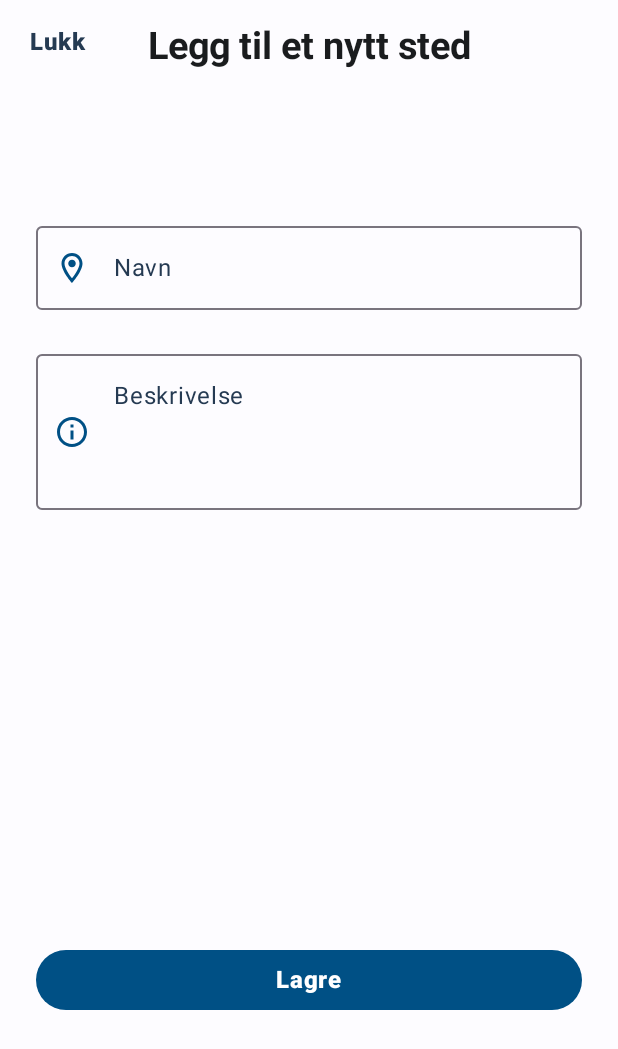
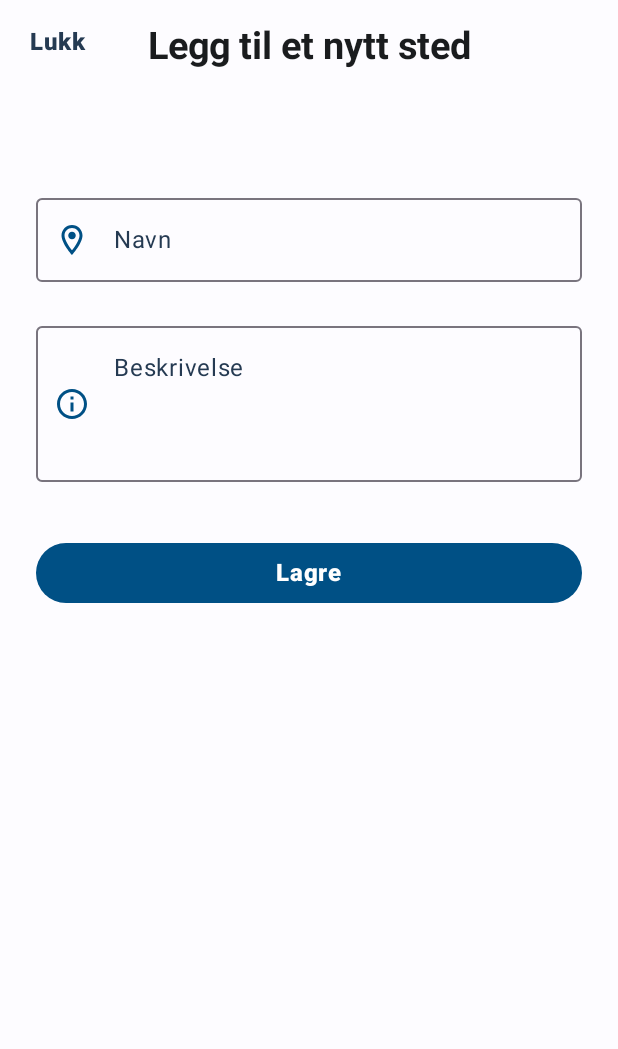
Before and after one commit to magnuskvandal/DAVE3600_Apputvikling, an Android app built with Jetpack Compose: the composable AddPlaceSheet called with empty values, on a phone screen of 412 x 824 dp. Shown: the top 1049 px of the screen. Run offline under Robolectric (Android 15) with nearby library versions, the phone set to English and light mode, and no system bars; 1 statement that could not run was skipped.

Commit message:
La til mulighet for å scrolle i AddPlaceSheet og PlaceDetailsSheet

```diff
--- a/Mappe3/app/src/main/java/com/example/mittKart_s356228/ui/components/AddPlaceSheet.kt
+++ b/Mappe3/app/src/main/java/com/example/mittKart_s356228/ui/components/AddPlaceSheet.kt
@@ -9,6 +9,8 @@ import androidx.compose.foundation.layout.fillMaxHeight
 import androidx.compose.foundation.layout.fillMaxWidth
 import androidx.compose.foundation.layout.height
 import androidx.compose.foundation.layout.padding
+import androidx.compose.foundation.rememberScrollState
+import androidx.compose.foundation.verticalScroll
 import androidx.compose.material.icons.Icons
 import androidx.compose.material.icons.outlined.Cancel
 import androidx.compose.material.icons.outlined.Info
@@ -42,6 +44,9 @@ fun AddPlaceSheet(
     hasAttemptedSave: Boolean,
     modifier: Modifier = Modifier,
 ){
+
+    val scrollState = rememberScrollState()
+
     Box(
         modifier = modifier
             .fillMaxWidth()
@@ -75,11 +80,12 @@ fun AddPlaceSheet(
         Column(
             modifier = Modifier
                 .fillMaxWidth()
-                .padding(horizontal = 24.dp, vertical = 48.dp),
+                .padding(horizontal = 24.dp, vertical = 48.dp)
+                .verticalScroll(scrollState),
             horizontalAlignment = Alignment.CenterHorizontally,
             verticalArrangement = Arrangement.spacedBy(5.dp)
         ){
-            Spacer(modifier = Modifier.weight(0.3f))
+            Spacer(modifier = Modifier.height(60.dp))
 
             if(address.isNotEmpty()){
                 Column(
@@ -105,7 +111,9 @@ fun AddPlaceSheet(
 
             OutlinedTextField(
                 value = name,
-                onValueChange = onNameChange,
+                onValueChange = {
+                    input -> if(input.length <= 70) onNameChange(input)
+                },
                 label = {
                     Text(
                         text = stringResource(R.string.add_place_name_label)
@@ -175,7 +183,7 @@ fun AddPlaceSheet(
                 modifier = Modifier.fillMaxWidth(),
             )
 
-            Spacer(modifier = Modifier.weight(1f))
+            Spacer(modifier = Modifier.height(10.dp))
 
             Button(
                 onClick = onSaveClick,
```
Also changed, not shown: Mappe3/app/src/main/java/com/example/mittKart_s356228/ui/components/PlaceDetailsSheet.kt (+10 -5 lines).
